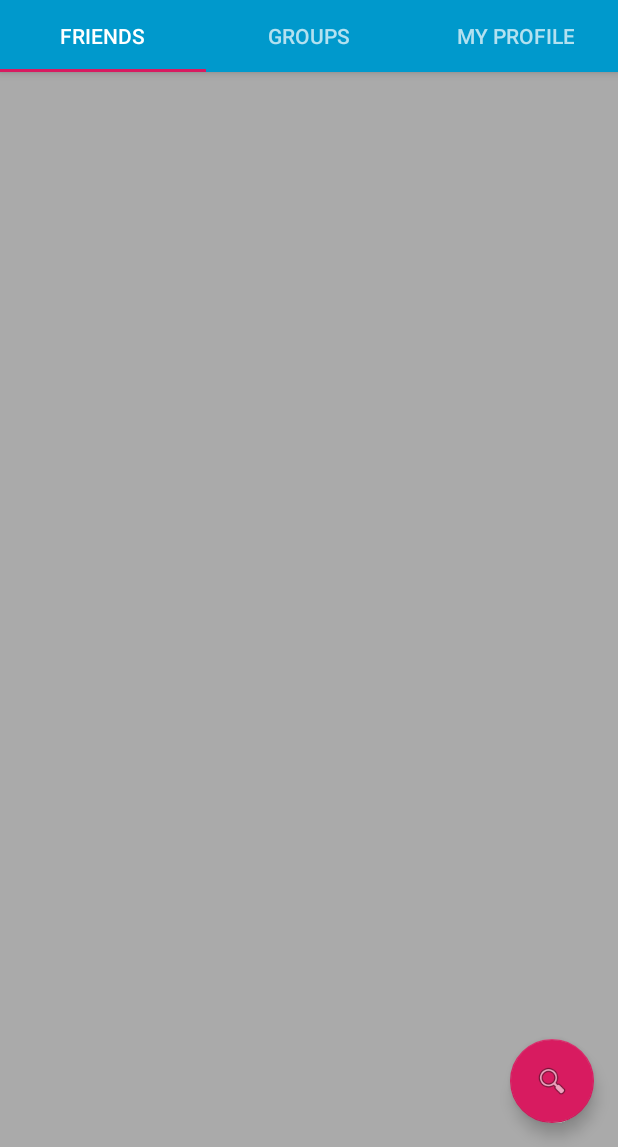
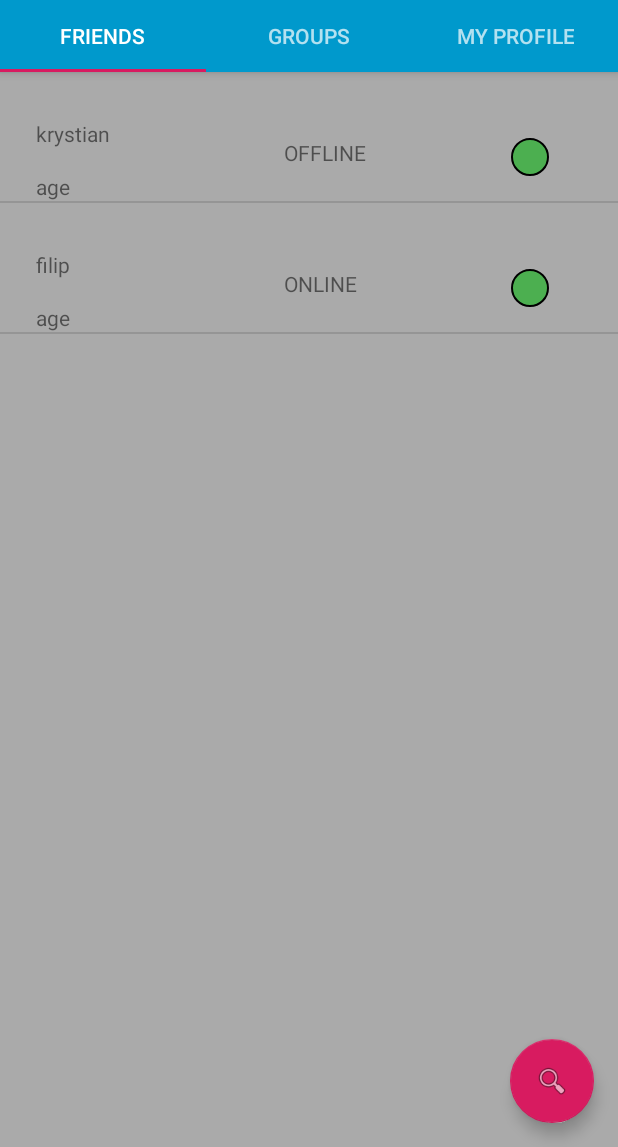
Before and after one commit to KrystianWojakiewicz/Connected, an Android app: the FriendsTab screen opened directly, with no data from a screen before it, on a phone screen of 412 x 824 dp, the part 89-1236 px from its top. Run offline under Robolectric (Android 15) with nearby library versions, the phone set to English and light mode, and no system bars.

Commit message:
Create login logic and friends list interface.

```diff
--- a/app/build.gradle
+++ b/app/build.gradle
@@ -21,12 +21,12 @@ android {
 
 dependencies {
     implementation fileTree(dir: 'libs', include: ['*.jar'])
-    implementation 'androidx.appcompat:appcompat:1.0.2'
+    implementation 'androidx.appcompat:appcompat:1.1.0'
     implementation 'androidx.constraintlayout:constraintlayout:1.1.3'
     implementation 'androidx.lifecycle:lifecycle-extensions:2.1.0'
     testImplementation 'junit:junit:4.12'
-    androidTestImplementation 'androidx.test.ext:junit:1.1.0'
-    androidTestImplementation 'androidx.test.espresso:espresso-core:3.1.1'
+    androidTestImplementation 'androidx.test.ext:junit:1.1.1'
+    androidTestImplementation 'androidx.test.espresso:espresso-core:3.2.0'
     implementation 'com.google.android.material:material:1.0.0'
 
     // mySQL connector support
--- a/app/src/main/AndroidManifest.xml
+++ b/app/src/main/AndroidManifest.xml
@@ -3,7 +3,7 @@
     xmlns:tools="http://schemas.android.com/tools"
     package="com.example.connected">
 
-    <uses-permission android:name="android.permission.INTERNET"/>
+    <uses-permission android:name="android.permission.INTERNET" />
 
     <application
         android:allowBackup="true"
@@ -13,10 +13,11 @@
         android:supportsRtl="true"
         android:theme="@style/AppTheme"
         tools:ignore="GoogleAppIndexingWarning">
+        <activity android:name=".activities.MessageViewActivity"></activity>
         <activity
             android:name=".activities.MainScreenActivity"
             android:label="@string/title_activity_main_screen"
-            android:theme="@style/AppTheme.NoActionBar"></activity>
+            android:theme="@style/AppTheme.NoActionBar" />
         <activity android:name=".activities.MainActivity">
             <intent-filter>
                 <action android:name="android.intent.action.MAIN" />
--- /dev/null
+++ b/app/src/main/java/com/example/connected/FriendsListAdapter.java
@@ -0,0 +1,57 @@
+package com.example.connected;
+
+import android.content.Context;
+import android.view.LayoutInflater;
+import android.view.View;
+import android.view.ViewGroup;
+import android.widget.BaseAdapter;
+import android.widget.TextView;
+
+import java.util.ArrayList;
+import java.util.List;
+
+public class FriendsListAdapter extends BaseAdapter {
+    LayoutInflater mInflater = null;
+    List<User> users = new ArrayList<>();
+
+    public FriendsListAdapter(Context c) {
+        users.add(new User("krystian", 23, false));
+        users.add(new User("filip", 21, true));
+        mInflater = (LayoutInflater) c.getSystemService(Context.LAYOUT_INFLATER_SERVICE);
+    }
+
+    @Override
+    public int getCount() {
+        return users.size();
+    }
+
+    @Override
+    public Object getItem(int position) {
+        return users.get(position);
+    }
+
+    @Override
+    public long getItemId(int position) {
+        return position;
+    }
+
+    @Override
+    public View getView(int position, View convertView, ViewGroup parent) {
+        View v = mInflater.inflate(R.layout.friends_list_layout, null);
+        TextView usernameTextView = v.findViewById(R.id.usernameTextView);
+        TextView ageTextView = v.findViewById(R.id.ageTextView);
+        TextView statusTextView = v.findViewById(R.id.statusTextView);
+
+        User currUser = users.get(position);
+        usernameTextView.setText(currUser.getUsername());
+        ageTextView.setText("age");
+        if(currUser.isActive()) {
+            statusTextView.setText("ONLINE");
+        }
+        else {
+            statusTextView.setText("OFFLINE");
+        }
+
+        return v;
+    }
+}
--- a/app/src/main/java/com/example/connected/FriendsTab.java
+++ b/app/src/main/java/com/example/connected/FriendsTab.java
@@ -1,19 +1,38 @@
 package com.example.connected;
 
+import android.content.Intent;
 import android.os.Bundle;
 import android.view.LayoutInflater;
 import android.view.View;
 import android.view.ViewGroup;
-import android.widget.TextView;
+import android.widget.AdapterView;
+import android.widget.ListView;
 
 import androidx.annotation.NonNull;
 import androidx.fragment.app.Fragment;
+
+import com.example.connected.activities.MessageViewActivity;
 
 public class FriendsTab extends Fragment {
     @Override
     public View onCreateView(
             @NonNull LayoutInflater inflater, ViewGroup container,
             Bundle savedInstanceState) {
-        return inflater.inflate(R.layout.friends_tab, container, false);
+        final View v = inflater.inflate(R.layout.friends_tab, container, false);
+
+        ListView friendsListView = v.findViewById(R.id.friendsListView);
+        FriendsListAdapter friendsListAdapter = new FriendsListAdapter(v.getContext());
+        friendsListView.setOnItemClickListener(new AdapterView.OnItemClickListener() {
+            @Override
+            public void onItemClick(AdapterView<?> parent, View view, int position, long id) {
+                Intent messageViewIntent = new Intent(v.getContext(), MessageViewActivity.class);
+                User a = (User)parent.getItemAtPosition(position);
+                messageViewIntent.putExtra("clickedUser", a.getUsername());
+                startActivity(messageViewIntent);
+            }
+        });
+
+        friendsListView.setAdapter(friendsListAdapter);
+        return v;
     }
 }
--- /dev/null
+++ b/app/src/main/java/com/example/connected/User.java
@@ -0,0 +1,37 @@
+package com.example.connected;
+
+public class User {
+    private String username;
+    private int age;
+    private boolean isActive;
+
+    public User(String username, int age, boolean isActive) {
+        this.username = username;
+        this.age = age;
+        this.isActive = isActive;
+    }
+
+    public String getUsername() {
+        return username;
+    }
+
+    public void setUsername(String username) {
+        this.username = username;
+    }
+
+    public int getAge() {
+        return age;
+    }
+
+    public void setAge(int age) {
+        this.age = age;
+    }
+
+    public boolean isActive() {
+        return isActive;
+    }
+
+    public void setActive(boolean active) {
+        isActive = active;
+    }
+}
--- /dev/null
+++ b/app/src/main/res/drawable/circle_drawable.xml
@@ -0,0 +1,12 @@
+<?xml version="1.0" encoding="utf-8"?>
+<selector xmlns:android="http://schemas.android.com/apk/res/android">
+    <item>
+        <shape android:shape="oval">
+            <size android:width="50dp" android:height="50dp"/>
+            <solid android:color="#4CAF50"/>
+            <stroke
+                android:width="1dp"
+                android:color="#000"/>
+        </shape>
+    </item>
+</selector>
--- /dev/null
+++ b/app/src/main/res/layout/friends_list_layout.xml
@@ -0,0 +1,60 @@
+<?xml version="1.0" encoding="utf-8"?>
+<RelativeLayout xmlns:android="http://schemas.android.com/apk/res/android"
+    xmlns:tools="http://schemas.android.com/tools"
+    android:layout_width="match_parent" android:layout_height="match_parent">
+
+
+
+    <TextView
+        android:id="@+id/usernameTextView"
+        android:layout_width="82dp"
+        android:layout_height="34dp"
+        android:layout_alignParentStart="true"
+        android:layout_alignParentLeft="true"
+        android:layout_alignParentTop="true"
+        android:layout_marginStart="24dp"
+        android:layout_marginLeft="24dp"
+        android:layout_marginTop="31dp"
+        android:text="TextView" />
+
+    <TextView
+        android:id="@+id/ageTextView"
+        android:layout_width="72dp"
+        android:layout_height="wrap_content"
+        android:layout_below="@+id/usernameTextView"
+        android:layout_alignParentStart="true"
+        android:layout_alignParentLeft="true"
+        android:layout_marginStart="24dp"
+        android:layout_marginLeft="24dp"
+        android:layout_marginTop="1dp"
+        android:text="TextView" />
+
+    <TextView
+        android:id="@+id/statusTextView"
+        android:layout_width="match_parent"
+        android:layout_height="30dp"
+        android:layout_alignParentTop="true"
+        android:layout_alignParentEnd="true"
+        android:layout_alignParentRight="true"
+        android:layout_marginStart="83dp"
+        android:layout_marginLeft="83dp"
+        android:layout_marginTop="44dp"
+        android:layout_marginEnd="96dp"
+        android:layout_marginRight="96dp"
+        android:layout_toEndOf="@+id/usernameTextView"
+        android:layout_toRightOf="@+id/usernameTextView"
+        android:text="TextView" />
+
+    <TextView
+        android:id="@+id/statusIcon"
+        android:layout_width="25dp"
+        android:layout_height="25dp"
+        android:layout_alignParentTop="true"
+        android:layout_alignParentEnd="true"
+        android:layout_alignParentRight="true"
+        android:layout_marginTop="44dp"
+        android:layout_marginEnd="46dp"
+        android:layout_marginRight="46dp"
+        android:background="@drawable/circle_drawable"
+        android:gravity="center" />
+</RelativeLayout>
--- a/app/src/main/res/layout/friends_tab.xml
+++ b/app/src/main/res/layout/friends_tab.xml
@@ -21,4 +21,13 @@
         tools:layout_constraintLeft_creator="1"
         tools:layout_constraintTop_creator="1" />
 
+    <ListView
+        android:id="@+id/friendsListView"
+        android:layout_width="0dp"
+        android:layout_height="0dp"
+        app:layout_constraintBottom_toBottomOf="parent"
+        app:layout_constraintEnd_toEndOf="parent"
+        app:layout_constraintStart_toStartOf="parent"
+        app:layout_constraintTop_toTopOf="parent" />
+
 </androidx.constraintlayout.widget.ConstraintLayout>
```
Also changed, not shown: app/src/main/java/com/example/connected/DbStrings.java (+4 -4 lines), app/src/main/java/com/example/connected/activities/MainActivity.java (+78 -6 lines), app/src/main/java/com/example/connected/activities/MessageViewActivity.java (added, +16 -0 lines), app/src/main/res/layout/activity_main.xml (+6 -9 lines), app/src/main/res/layout/activity_message_view.xml (added, +9 -0 lines).
